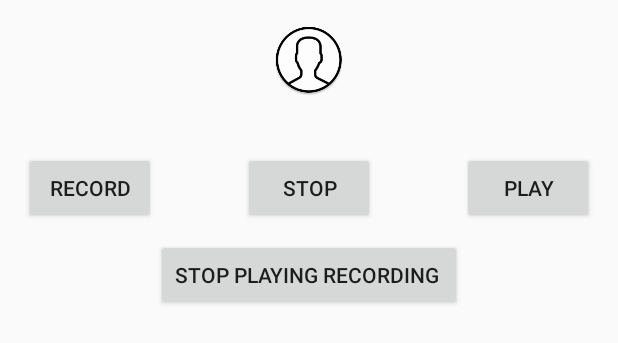
After one commit to avigailab/finalProject, an Android app: the layout activity_audio_record.xml on its own in the app's theme, with its tools: preview values and no code run, on a phone screen of 412 x 824 dp. The commit adds this screen. Shown: the top 343 px of the screen. Run offline under Robolectric (Android 15) with nearby library versions, the phone set to English and light mode, and no system bars; network calls fail.

Commit message:
record voice by mic

```diff
--- a/app/src/main/java/com/example/avigail/lastproject/ListFragment.java
+++ b/app/src/main/java/com/example/avigail/lastproject/ListFragment.java
@@ -110,8 +110,11 @@ public class ListFragment extends Fragment {
             @Override
             public void onItemClick(AdapterView<?> adapterView, View view, int i, long l) {
                 Log.e("---","click "+i);
-                Intent layoutIntent= new Intent(getActivity(),LayoutActivity.class);
+                /*Intent layoutIntent= new Intent(getActivity(),LayoutActivity.class);
+                startActivity(layoutIntent);*/
+                Intent layoutIntent= new Intent(getActivity(),AudioRecordActivity.class);
                 startActivity(layoutIntent);
+
 
 
             }
--- /dev/null
+++ b/app/src/main/res/layout/activity_audio_record.xml
@@ -0,0 +1,58 @@
+<?xml version="1.0" encoding="utf-8"?>
+<RelativeLayout xmlns:android="http://schemas.android.com/apk/res/android"
+    xmlns:tools="http://schemas.android.com/tools"
+    tools:context="com.example.avigail.lastproject.AudioRecordActivity"
+    android:layout_width="match_parent"
+    android:layout_height="match_parent"
+    android:paddingBottom="@dimen/activity_vertical_margin"
+    android:paddingLeft="@dimen/activity_horizontal_margin"
+    android:paddingRight="@dimen/activity_horizontal_margin"
+    android:paddingTop="@dimen/activity_vertical_margin">
+
+    <ImageView
+        android:layout_width="wrap_content"
+        android:layout_height="wrap_content"
+        android:id="@+id/imageView"
+        android:layout_alignParentTop="true"
+        android:layout_centerHorizontal="true"
+        android:src="@mipmap/user"/>
+
+    <Button
+        android:layout_width="wrap_content"
+        android:layout_height="wrap_content"
+        android:text="Record"
+        android:id="@+id/button"
+        android:layout_below="@+id/imageView"
+        android:layout_alignParentLeft="true"
+        android:layout_marginTop="37dp"
+        />
+
+    <Button
+        android:layout_width="wrap_content"
+        android:layout_height="wrap_content"
+        android:text="STOP"
+        android:id="@+id/button2"
+        android:layout_alignTop="@+id/button"
+        android:layout_centerHorizontal="true"
+        />
+
+    <Button
+        android:layout_width="wrap_content"
+        android:layout_height="wrap_content"
+        android:text="Play"
+        android:id="@+id/button3"
+        android:layout_alignTop="@+id/button2"
+        android:layout_alignParentRight="true"
+        android:layout_alignParentEnd="true"
+        />
+
+    <Button
+        android:layout_width="wrap_content"
+        android:layout_height="wrap_content"
+        android:text="STOP PLAYING RECORDING "
+        android:id="@+id/button4"
+        android:layout_below="@+id/button2"
+        android:layout_centerHorizontal="true"
+        android:layout_marginTop="10dp"
+        />
+</RelativeLayout>
```
Also changed, not shown: app/src/main/AndroidManifest.xml (+11 -2 lines), app/src/main/java/com/example/avigail/lastproject/AudioRecordActivity.java (added, +210 -0 lines).
